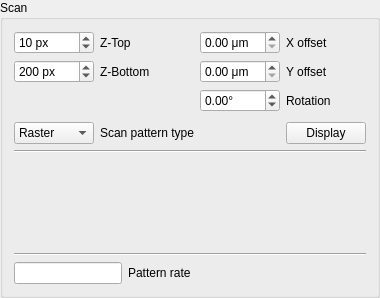
sstucker/OCTview, file src/main/resources/windows/ui/ScanGroupBox.ui: the form before one commit.
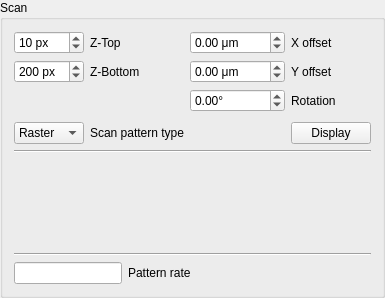
The form after the commit.

```diff
--- a/src/main/resources/windows/ui/ScanGroupBox.ui
+++ b/src/main/resources/windows/ui/ScanGroupBox.ui
@@ -189,6 +189,12 @@
        <property name="suffix">
         <string> μm</string>
        </property>
+       <property name="minimum">
+        <double>-9999.000000000000000</double>
+       </property>
+       <property name="maximum">
+        <double>9999.000000000000000</double>
+       </property>
       </widget>
      </item>
      <item row="0" column="2">
@@ -196,6 +202,12 @@
        <property name="suffix">
         <string> μm</string>
        </property>
+       <property name="minimum">
+        <double>-9999.000000000000000</double>
+       </property>
+       <property name="maximum">
+        <double>9999.000000000000000</double>
+       </property>
       </widget>
      </item>
      <item row="2" column="2">
```
